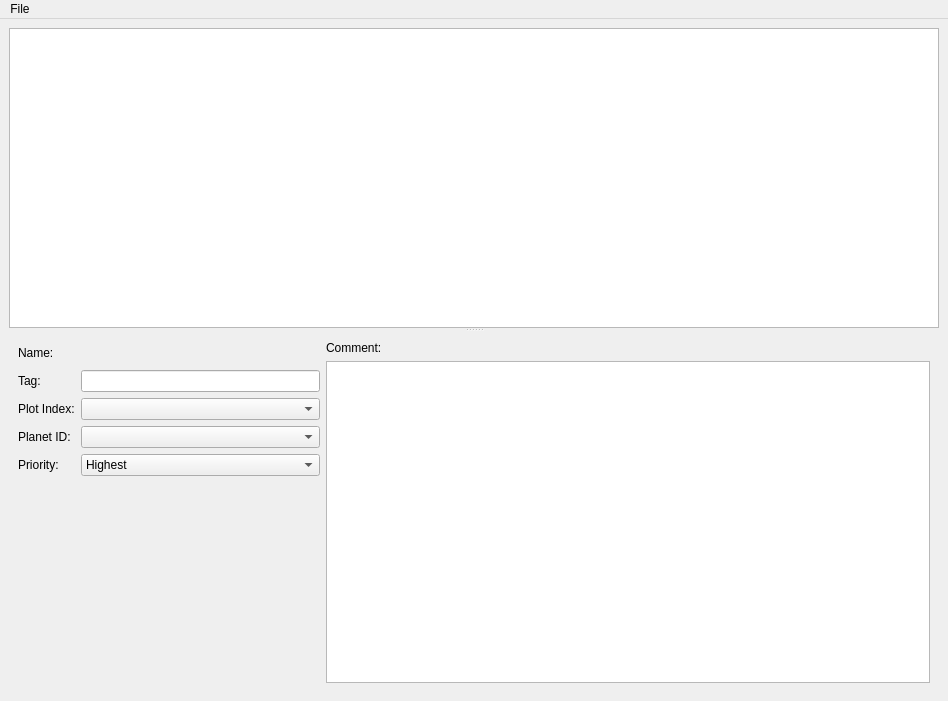
Above: Tools/HolocronToolset/src/ui/editors/jrl.ui from oldrepublicwizard/PyKotor before the change. Below: the same form after it.
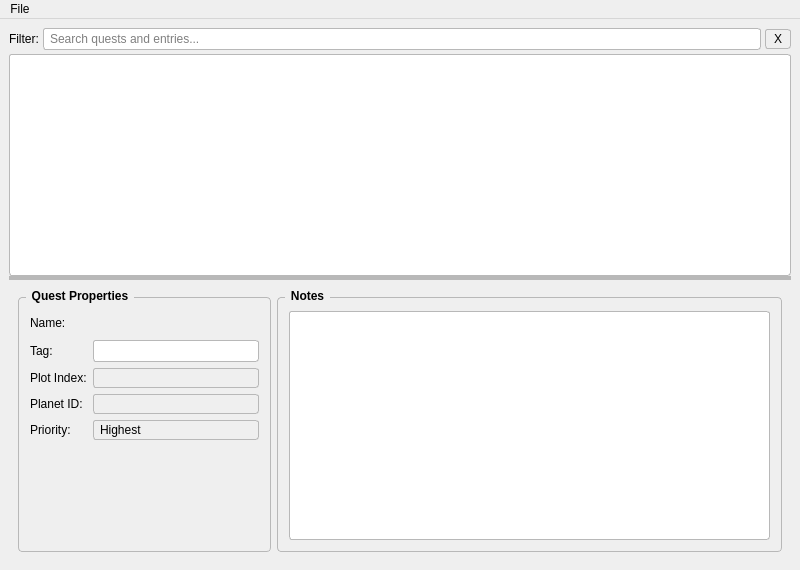
That is the form after the change. Custom widgets are drawn as their Qt base class.

Commit message: feat(jrl): add find_quest_journal_references to reference_finder

The edit to the form file:
```diff
--- a/Tools/HolocronToolset/src/ui/editors/jrl.ui
+++ b/Tools/HolocronToolset/src/ui/editors/jrl.ui
@@ -6,16 +6,192 @@
    <rect>
     <x>0</x>
     <y>0</y>
-    <width>948</width>
-    <height>701</height>
+    <width>800</width>
+    <height>570</height>
    </rect>
   </property>
+  <property name="minimumSize">
+   <size>
+    <width>600</width>
+    <height>450</height>
+   </size>
+  </property>
   <property name="windowTitle">
-   <string>MainWindow</string>
+   <string>Journal Editor</string>
+  </property>
+  <property name="styleSheet">
+   <string notr="true">
+QTreeView {
+    background-color: palette(base);
+    alternate-background-color: palette(alternate-base);
+    color: palette(text);
+    border: 1px solid palette(mid);
+    border-radius: 3px;
+    selection-background-color: palette(highlight);
+    selection-color: palette(highlighted-text);
+    show-decoration-selected: 1;
+}
+QTreeView::item {
+    padding: 3px 4px;
+    border-radius: 2px;
+}
+QTreeView::item:hover {
+    background-color: palette(midlight);
+}
+QTreeView::branch {
+    background: palette(base);
+}
+QSplitter::handle {
+    background-color: palette(mid);
+}
+QSplitter::handle:vertical {
+    height: 4px;
+}
+QGroupBox {
+    border: 1px solid palette(mid);
+    border-radius: 4px;
+    margin-top: 8px;
+    padding: 4px 2px 2px 2px;
+    font-weight: bold;
+    color: palette(window-text);
+}
+QGroupBox::title {
+    subcontrol-origin: margin;
+    subcontrol-position: top left;
+    padding: 0 4px;
+    left: 8px;
+}
+QLineEdit {
+    background-color: palette(base);
+    color: palette(text);
+    border: 1px solid palette(mid);
+    border-radius: 3px;
+    padding: 2px 4px;
+}
+QLineEdit:focus {
+    border: 1px solid palette(highlight);
+}
+QSpinBox, QDoubleSpinBox {
+    background-color: palette(base);
+    color: palette(text);
+    border: 1px solid palette(mid);
+    border-radius: 3px;
+    padding: 1px 3px;
+}
+QComboBox {
+    background-color: palette(button);
+    color: palette(button-text);
+    border: 1px solid palette(mid);
+    border-radius: 3px;
+    padding: 1px 6px;
+}
+QComboBox:hover {
+    border: 1px solid palette(highlight);
+}
+QComboBox::drop-down {
+    border: none;
+}
+QCheckBox {
+    color: palette(window-text);
+    spacing: 5px;
+}
+QCheckBox::indicator {
+    width: 14px;
+    height: 14px;
+    border: 1px solid palette(mid);
+    border-radius: 2px;
+    background-color: palette(base);
+}
+QCheckBox::indicator:checked {
+    background-color: palette(highlight);
+    border-color: palette(highlight);
+}
+QLabel {
+    color: palette(window-text);
+}
+QPlainTextEdit {
+    background-color: palette(base);
+    color: palette(text);
+    border: 1px solid palette(mid);
+    border-radius: 3px;
+    padding: 2px;
+}
+QPlainTextEdit:focus {
+    border: 1px solid palette(highlight);
+}
+QPushButton {
+    background-color: palette(button);
+    color: palette(button-text);
+    border: 1px solid palette(mid);
+    border-radius: 3px;
+    padding: 2px 8px;
+}
+QPushButton:hover {
+    background-color: palette(midlight);
+}
+QPushButton:pressed {
+    background-color: palette(dark);
+}
+   </string>
   </property>
   <widget class="QWidget" name="centralwidget">
-   <layout class="QGridLayout" name="gridLayout">
-    <item row="0" column="0">
+   <layout class="QVBoxLayout" name="verticalLayout_main">
+    <property name="spacing">
+     <number>4</number>
+    </property>
+    <property name="contentsMargins">
+     <number>4</number>
+     <number>4</number>
+     <number>4</number>
+     <number>4</number>
+    </property>
+    <item>
+     <layout class="QHBoxLayout" name="filterBarLayout">
+      <property name="spacing">
+       <number>4</number>
+      </property>
+      <item>
+       <widget class="QLabel" name="filterLabel">
+        <property name="text">
+         <string>Filter:</string>
+        </property>
+       </widget>
+      </item>
+      <item>
+       <widget class="QLineEdit" name="filterEdit">
+        <property name="placeholderText">
+         <string>Search quests and entries...</string>
+        </property>
+        <property name="clearButtonEnabled">
+         <bool>true</bool>
+        </property>
+        <property name="toolTip">
+         <string>Type to filter quests and entries. Right-click for filter options.</string>
+        </property>
+       </widget>
+      </item>
+      <item>
+       <widget class="QPushButton" name="filterClearBtn">
+        <property name="text">
+         <string>X</string>
+        </property>
+        <property name="toolTip">
+         <string>Clear filter</string>
+        </property>
+        <property name="maximumSize">
+         <size>
+          <width>28</width>
+          <height>16777215</height>
+         </size>
+        </property>
+        <property name="flat">
+         <bool>true</bool>
+        </property>
+       </widget>
+      </item>
+     </layout>
+    </item>
+    <item>
      <widget class="QSplitter" name="splitter">
       <property name="orientation">
        <enum>Qt::Vertical</enum>
@@ -27,6 +203,9 @@
        <property name="editTriggers">
         <set>QAbstractItemView::NoEditTriggers</set>
        </property>
+       <property name="alternatingRowColors">
+        <bool>true</bool>
+       </property>
        <property name="headerHidden">
         <bool>true</bool>
        </property>
@@ -44,6 +223,10 @@
        <widget class="QWidget" name="categoryPage">
         <layout class="QHBoxLayout" name="horizontalLayout_2" stretch="1,2">
          <item>
+          <widget class="QGroupBox" name="categoryPropsGroup">
+           <property name="title">
+            <string>Quest Properties</string>
+           </property>
           <layout class="QFormLayout" name="formLayout">
            <item row="0" column="0">
             <widget class="QLabel" name="label">
@@ -163,16 +346,14 @@
             </widget>
            </item>
           </layout>
+          </widget>
          </item>
          <item>
+          <widget class="QGroupBox" name="categoryNotesGroup">
+           <property name="title">
+            <string>Notes</string>
+           </property>
           <layout class="QVBoxLayout" name="verticalLayout_2">
-           <item>
-            <widget class="QLabel" name="label_6">
-             <property name="text">
-              <string>Comment:</string>
-             </property>
-            </widget>
-           </item>
            <item>
             <widget class="HTPlainTextEdit" name="categoryCommentEdit">
              <property name="toolTip">
@@ -183,6 +364,7 @@
             </widget>
            </item>
           </layout>
+          </widget>
          </item>
         </layout>
        </widget>
@@ -298,7 +480,7 @@
     <rect>
      <x>0</x>
      <y>0</y>
-     <width>948</width>
+     <width>800</width>
      <height>22</height>
     </rect>
    </property>
```
Left out of the diff: 114 changed lines with no effect on the pictures. Lines whose indentation alone changed are shown as unchanged. The commit also changes 4 other files.
